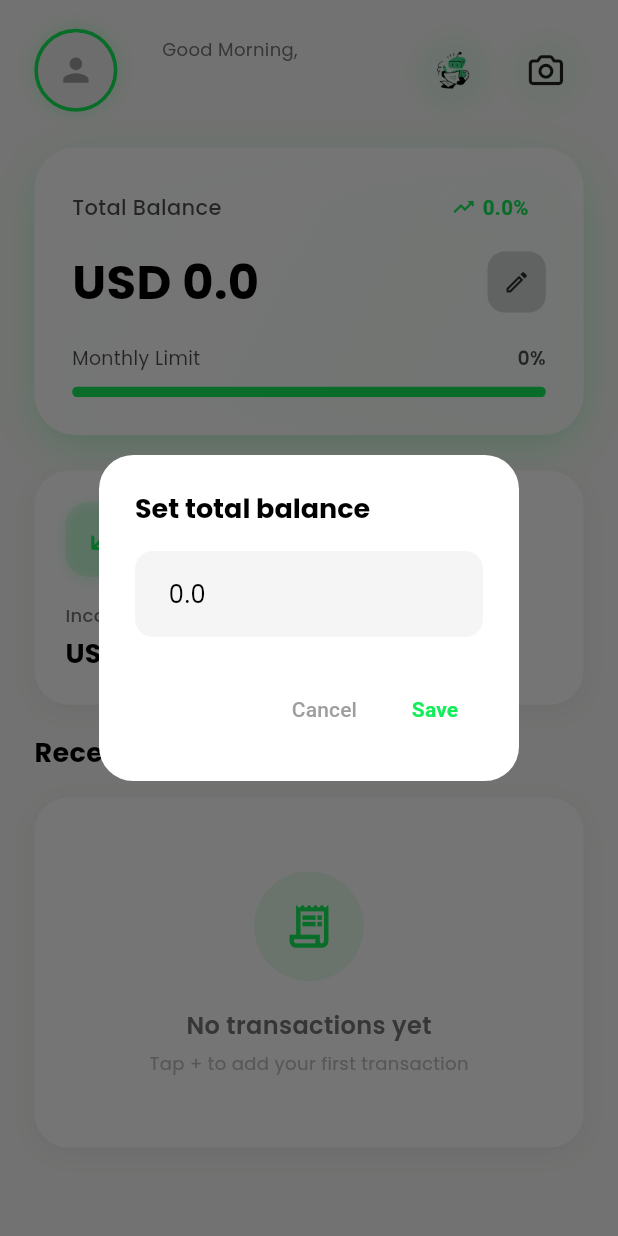
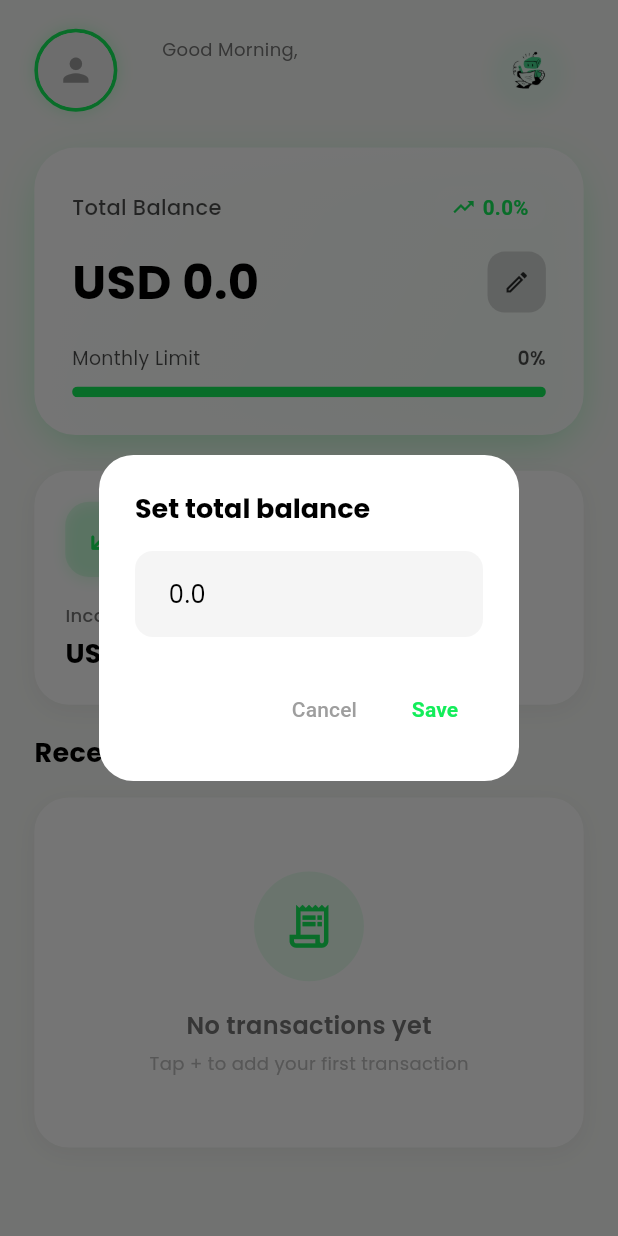
Before and after one commit to Ahmed4r/flosy, a Flutter app: the HomeScreen screen opened directly, after a tap on the "edit" icon, on a phone screen of 412 x 824 dp. Run offline on Flutter 3.47's test engine with Material 3 defaults, Android fonts, the phone set to English and light mode, and no system bars; our stand-ins replace animate_do, bloc, cloud_firestore, connectivity_plus, device_info_plus, easy_localization and 15 more; missing offline and left inert: tflite_flutter; accounts and stored records are empty.

Commit message:
feat: Remove OCR camera button from header widget

```diff
--- a/lib/features/home/presentation/widgets/build_header.dart
+++ b/lib/features/home/presentation/widgets/build_header.dart
@@ -5,12 +5,10 @@ import 'package:flosy/core/theme/app_theme.dart';
 import 'package:flosy/core/utils/app_colors.dart';
 import 'package:flosy/core/utils/app_text.dart';
 import 'package:flosy/features/ai_insights/screens/ai_insights_screen.dart';
-import 'package:flosy/features/ocr/screens/ocr_scan_screen.dart';
 import 'package:flosy/features/settings/cubit/settings_cubit.dart';
 import 'package:flutter/material.dart';
 import 'package:flutter_bloc/flutter_bloc.dart';
 import 'package:flutter_screenutil/flutter_screenutil.dart';
-import 'package:font_awesome_flutter/font_awesome_flutter.dart';
 
 Widget buildHeader(BuildContext context, String Function() getGreetingMessage) {
   bool isDarkMode = AppTheme.isDarkMode(context);
@@ -111,29 +109,6 @@ Widget buildHeader(BuildContext context, String Function() getGreetingMessage) {
         ),
         // OCR camera button
         SizedBox(width: 10.w),
-        GestureDetector(
-          onTap: () => Navigator.push(
-            context,
-            MaterialPageRoute(builder: (context) => const OcrScanScreen()),
-          ),
-          child: Container(
-            width: 44.w,
-            height: 44.h,
-            decoration: BoxDecoration(
-              shape: BoxShape.circle,
-              boxShadow: [
-                BoxShadow(
-                  color: Colors.greenAccent.withOpacity(
-                    isDarkMode ? 0.2 : 0.06,
-                  ),
-                  blurRadius: 8,
-                  offset: const Offset(0, 2),
-                ),
-              ],
-            ),
-            child: Center(child: FaIcon(FontAwesomeIcons.camera, size: 20.sp)),
-          ),
-        ),
       ],
     ),
   );
```
